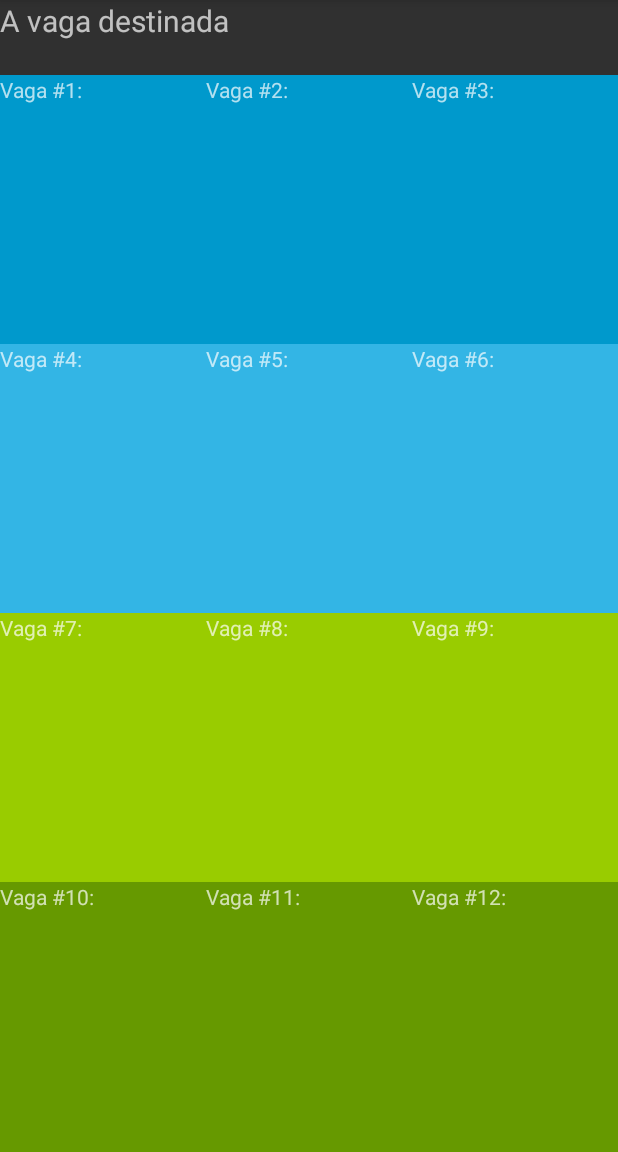
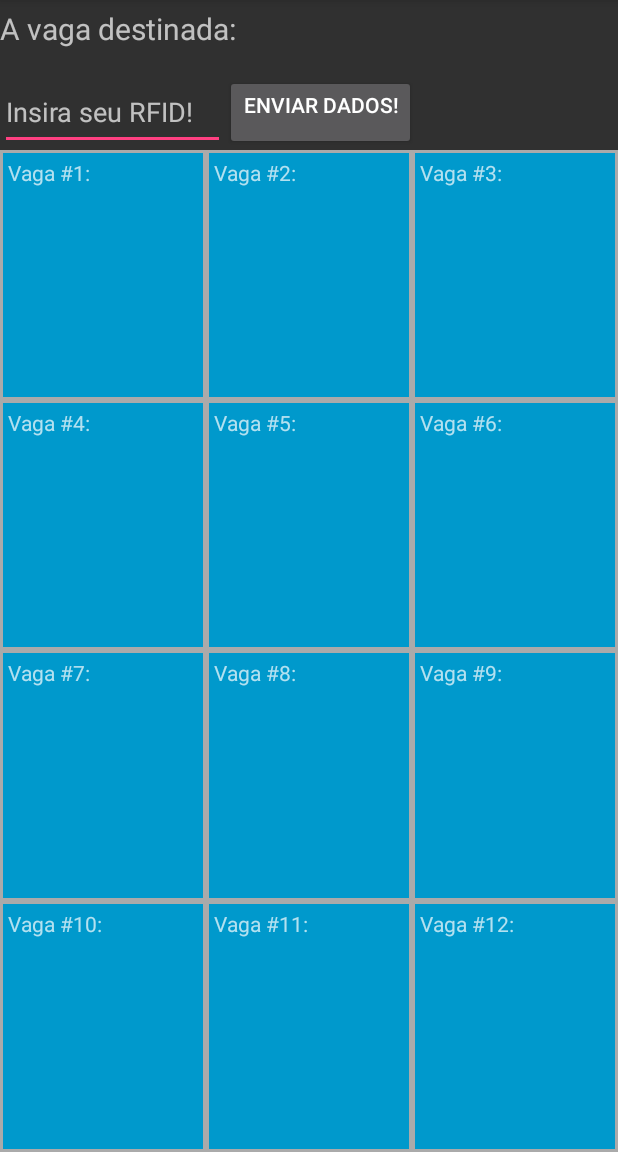
Before and after one commit to fabiofreire1208/AppParking, an Android app: the screen it shows after launch (MainActivity), on a phone screen of 412 x 824 dp, the part 84-1236 px from its top. Run offline under Robolectric (Android 15) with nearby library versions, the phone set to English and light mode, and no system bars.

Commit message:
Insercao dos metodos para manter o estado da vaga e enviar dados ao servidor.

```diff
--- a/app/src/main/java/com/example/fabio/parkingapp/MainActivity.java
+++ b/app/src/main/java/com/example/fabio/parkingapp/MainActivity.java
@@ -1,9 +1,14 @@
 package com.example.fabio.parkingapp;
 
+import android.content.Context;
 import android.content.Intent;
+import android.content.SharedPreferences;
 import android.os.Bundle;
 import android.support.v7.app.AppCompatActivity;
 import android.util.Log;
+import android.view.View;
+import android.widget.Button;
+import android.widget.EditText;
 import android.widget.TextView;
 import android.widget.Toast;
 
@@ -20,6 +25,11 @@ public class MainActivity extends AppCompatActivity {
     private static final String TAG = "MainActivity";
     private static final int PLAY_SERVICES_RESOLUTION_REQUEST = 9000;
     private HashMap<String, String> estacionamento = new HashMap<>();
+    private Button enviarDados;
+    private EditText rfid;
+    private SharedPreferences myPrefs;
+    private static final String CONFIGURACAO_VAGA = "configurqacao_vaga";
+    private static final String VAGA_DESTINADA = "vaga";
 
 
     @Override
@@ -28,12 +38,24 @@ public class MainActivity extends AppCompatActivity {
         setContentView(R.layout.activity_main);
 
         mainActivity = this;
+        myPrefs = this.getSharedPreferences(CONFIGURACAO_VAGA, Context.MODE_PRIVATE);
 
-        if (checkPlayServices()) {
-            FirebaseMessaging.getInstance().subscribeToTopic("vagas");
-            Intent intent = new Intent(this, SendTokenService.class);
-            startService(intent);
-        }
+        enviarDados = (Button) findViewById(R.id.enviar_dados);
+        rfid = (EditText) findViewById(R.id.rfid);
+
+        enviarDados.setOnClickListener(new View.OnClickListener() {
+            @Override
+            public void onClick(View view) {
+                if (checkPlayServices()) {
+                    FirebaseMessaging.getInstance().subscribeToTopic("vagas");
+                    Intent intent = new Intent(getApplicationContext(), SendTokenService.class);
+                    intent.putExtra("rfid", rfid.getText().toString());
+                    startService(intent);
+                }
+            }
+        });
+
+
     }
 
     @Override
@@ -77,7 +99,7 @@ public class MainActivity extends AppCompatActivity {
             @Override
             public void run() {
                 Toast.makeText(MainActivity.this, notificationMessage, Toast.LENGTH_LONG).show();
-                TextView mensagem = (TextView) findViewById(R.id.mensagem_received);
+                TextView mensagem = (TextView) findViewById(R.id.vaga_destinada_numero);
                 mensagem.setText(notificationMessage);
             }
         });
@@ -93,10 +115,32 @@ public class MainActivity extends AppCompatActivity {
         });
     }
 
+    public void dadosEnviados() {
+        runOnUiThread(new Runnable() {
+            @Override
+            public void run() {
+                Toast.makeText(MainActivity.this, "Os Dados do seu carro foram enviados corretamente!", Toast.LENGTH_LONG).show();
+            }
+        });
+    }
+
     @Override
     protected void onResume() {
         super.onResume();
         estacionamento = (HashMap<String, String>) MapaHelper.recuperarMapa();
         MapaHelper.processarMapa(estacionamento);
+        TextView mensagem = (TextView) findViewById(R.id.vaga_destinada_numero);
+        mensagem.setText(myPrefs.getString(VAGA_DESTINADA, null));
+    }
+
+    @Override
+    protected void onPause() {
+        super.onPause();
+        TextView mensagem = (TextView) findViewById(R.id.vaga_destinada_numero);
+
+        SharedPreferences.Editor prefsEditor = myPrefs.edit();
+        prefsEditor.putString(VAGA_DESTINADA, mensagem.getText().toString());
+        prefsEditor.commit();
+
     }
 }
--- a/app/src/main/java/com/example/fabio/parkingapp/SendTokenService.java
+++ b/app/src/main/java/com/example/fabio/parkingapp/SendTokenService.java
@@ -2,7 +2,9 @@ package com.example.fabio.parkingapp;
 
 import android.app.IntentService;
 import android.content.Intent;
+import android.support.annotation.Nullable;
 import android.util.Log;
+import android.widget.Toast;
 
 import com.google.firebase.iid.FirebaseInstanceId;
 
@@ -29,16 +31,24 @@ public class SendTokenService extends IntentService {
 
     public static final String URL_BASE = "http://ioteam.azurewebsites.net/parkingapp/services/vagas/associarDevice";
     private static final String TAG = "SendTokenService";
+    private String rfid;
 
     public SendTokenService(){
         super(TAG);
     }
 
     @Override
+    public int onStartCommand(Intent intent, int flags, int startId) {
+        rfid =  intent.getExtras().getString("rfid");
+        return super.onStartCommand(intent, flags, startId);
+
+    }
+
+    @Override
     protected void onHandleIntent(Intent intent) {
         String FCM_token = FirebaseInstanceId.getInstance().getToken();
         Log.d(TAG, "FCM Registration Token: " + FCM_token);
-        String resposta = enviarDadosUsuario(FCM_token, "teste");
+        String resposta = enviarDadosUsuario(FCM_token, rfid);
         Log.d(TAG, "Resposta: " + resposta);
     }
 
@@ -67,6 +77,8 @@ public class SendTokenService extends IntentService {
 
             int responseCode=httpURLConnection.getResponseCode();
             responseResult = responseCode == HttpsURLConnection.HTTP_OK ? "Os dados foram enviados corretamente" : "Falha ao enviar os dados";
+            if(responseCode == HttpsURLConnection.HTTP_OK)
+                MainActivity.mainActivity.dadosEnviados();
 
         } catch (MalformedURLException e) {
             e.printStackTrace();
--- /dev/null
+++ b/app/src/main/res/drawable/vaga_background.xml
@@ -0,0 +1,10 @@
+<?xml version="1.0" encoding="utf-8"?>
+<shape xmlns:android="http://schemas.android.com/apk/res/android"
+    android:shape="rectangle">
+
+    <solid android:color="@android:color/holo_blue_dark"></solid>
+
+    <stroke
+        android:width="2dp"
+        android:color="@android:color/darker_gray" />
+</shape>
--- a/app/src/main/res/layout/activity_main.xml
+++ b/app/src/main/res/layout/activity_main.xml
@@ -9,15 +9,50 @@
     <android.support.v7.widget.LinearLayoutCompat
         android:layout_width="match_parent"
         android:layout_height="50dp"
-        android:id="@+id/vaga_destinada">
+        android:id="@+id/vaga_destinada"
+        android:orientation="horizontal">
 
         <TextView
             android:layout_width="wrap_content"
             android:layout_height="50dp"
-            android:text="A vaga destinada"
+            android:text="A vaga destinada:"
             android:id="@+id/mensagem_received"
             android:textAlignment="center"
             android:textSize="20sp"/>
+
+        <TextView
+            android:layout_width="50dp"
+            android:layout_height="50dp"
+            android:id="@+id/vaga_destinada_numero"
+            android:textAlignment="center"
+            android:textSize="20sp"
+            android:padding="5dp"/>
+
+
+
+    </android.support.v7.widget.LinearLayoutCompat>
+
+    <android.support.v7.widget.LinearLayoutCompat
+        android:layout_width="match_parent"
+        android:layout_height="50dp"
+        android:id="@+id/dados"
+        android:orientation="horizontal"
+        android:layout_below="@+id/vaga_destinada">
+
+        <EditText
+            android:layout_width="150dp"
+            android:layout_height="50dp"
+            android:id="@+id/rfid"
+            android:hint="Insira seu RFID!"/>
+
+        <Button
+            android:layout_width="wrap_content"
+            android:layout_height="50dp"
+            android:id="@+id/enviar_dados"
+            android:text="Enviar Dados!"
+            android:gravity="right"
+            android:layout_gravity="right"
+            android:textAlignment="center"/>
 
     </android.support.v7.widget.LinearLayoutCompat>
 
@@ -25,10 +60,10 @@
     <TableLayout
         android:layout_width="match_parent"
         android:layout_height="match_parent"
-        android:layout_below="@+id/vaga_destinada">
+        android:layout_below="@+id/dados"
+        android:id="@+id/meu_mapa">
 
         <TableRow android:id="@+id/area1"
-            android:background="@android:color/holo_blue_dark"
             android:layout_width="match_parent"
             android:layout_height="match_parent"
             android:layout_weight="1">
@@ -37,24 +72,29 @@
                 android:layout_width="match_parent"
                 android:layout_height="match_parent"
                 android:layout_weight="1"
-                android:text="Vaga #1: "/>
+                android:text="Vaga #1: "
+                android:background="@drawable/vaga_background"
+                android:padding="5dp"/>
 
             <TextView android:id="@+id/vaga2"
                 android:layout_width="match_parent"
                 android:layout_height="match_parent"
                 android:layout_weight="1"
-                android:text="Vaga #2: "/>
+                android:text="Vaga #2: "
+                android:background="@drawable/vaga_background"
+                android:padding="5dp"/>
 
             <TextView android:id="@+id/vaga3"
                 android:layout_width="match_parent"
                 android:layout_height="match_parent"
                 android:layout_weight="1"
-                android:text="Vaga #3: "/>
+                android:text="Vaga #3: "
+                android:background="@drawable/vaga_background"
+                android:padding="5dp"/>
 
         </TableRow>
 
         <TableRow android:id="@+id/area2"
-            android:background="@android:color/holo_blue_light"
             android:layout_width="match_parent"
             android:layout_height="match_parent"
             android:layout_weight="1">
@@ -63,24 +103,29 @@
                 android:layout_width="match_parent"
                 android:layout_height="match_parent"
                 android:layout_weight="1"
-                android:text="Vaga #4: "/>
+                android:text="Vaga #4: "
+                android:background="@drawable/vaga_background"
+                android:padding="5dp"/>
 
             <TextView android:id="@+id/vaga5"
                 android:layout_width="match_parent"
                 android:layout_height="match_parent"
                 android:layout_weight="1"
-                android:text="Vaga #5: "/>
+                android:text="Vaga #5: "
+                android:background="@drawable/vaga_background"
+                android:padding="5dp"/>
 
             <TextView android:id="@+id/vaga6"
                 android:layout_width="match_parent"
                 android:layout_height="match_parent"
                 android:layout_weight="1"
-                android:text="Vaga #6: "/>
+                android:text="Vaga #6: "
+                android:background="@drawable/vaga_background"
+                android:padding="5dp"/>
 
         </TableRow>
 
         <TableRow android:id="@+id/area3"
-            android:background="@android:color/holo_green_light"
             android:layout_width="match_parent"
             android:layout_height="match_parent"
             android:layout_weight="1">
@@ -89,24 +134,29 @@
                 android:layout_width="match_parent"
                 android:layout_height="match_parent"
                 android:layout_weight="1"
-                android:text="Vaga #7: "/>
+                android:text="Vaga #7: "
+                android:background="@drawable/vaga_background"
+                android:padding="5dp"/>
 
             <TextView android:id="@+id/vaga8"
                 android:layout_width="match_parent"
                 android:layout_height="match_parent"
                 android:layout_weight="1"
-                android:text="Vaga #8: "/>
+                android:text="Vaga #8: "
+                android:background="@drawable/vaga_background"
+                android:padding="5dp"/>
 
             <TextView android:id="@+id/vaga9"
                 android:layout_width="match_parent"
                 android:layout_height="match_parent"
                 android:layout_weight="1"
-                android:text="Vaga #9: "/>
+                android:text="Vaga #9: "
+                android:background="@drawable/vaga_background"
+                android:padding="5dp"/>
 
         </TableRow>
 
         <TableRow android:id="@+id/area4"
-            android:background="@android:color/holo_green_dark"
             android:layout_width="match_parent"
             android:layout_height="match_parent"
             android:layout_weight="1">
@@ -115,23 +165,28 @@
                 android:layout_width="match_parent"
                 android:layout_height="match_parent"
                 android:layout_weight="1"
-                android:text="Vaga #10: "/>
+                android:text="Vaga #10: "
+                android:background="@drawable/vaga_background"
+                android:padding="5dp"/>
 
             <TextView android:id="@+id/vaga11"
                 android:layout_width="match_parent"
                 android:layout_height="match_parent"
                 android:layout_weight="1"
-                android:text="Vaga #11: "/>
+                android:text="Vaga #11: "
+                android:background="@drawable/vaga_background"
+                android:padding="5dp"/>
 
             <TextView android:id="@+id/vaga12"
                 android:layout_width="match_parent"
                 android:layout_height="match_parent"
                 android:layout_weight="1"
-                android:text="Vaga #12: "/>
+                android:text="Vaga #12: "
+                android:background="@drawable/vaga_background"
+                android:padding="5dp"/>
 
         </TableRow>
 
     </TableLayout>
 
-
 </android.widget.RelativeLayout>
```
